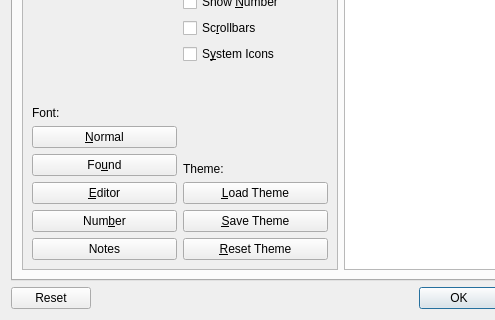
hluk/CopyQ, file src/ui/configurationmanager.ui: the form before one commit; both pictures show x 0 to 495 and y 252 to 572 of the 682 by 572 pixel window.
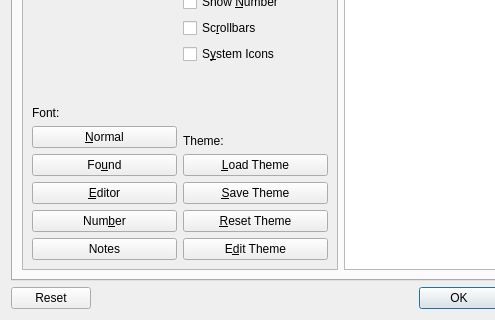
The form after the commit. The open tabs and pages were chosen to show the change. Icons and pictures are not drawn. Custom widgets are drawn as their Qt base class.

Commit message: Edit theme file in external editor

The edit to the form file:
```diff
--- a/src/ui/configurationmanager.ui
+++ b/src/ui/configurationmanager.ui
@@ -1454,6 +1454,16 @@
                  </property>
                 </widget>
                </item>
+               <item>
+                <widget class="QPushButton" name="pushButtonEditTheme">
+                 <property name="toolTip">
+                  <string>Edit current theme in external editor</string>
+                 </property>
+                 <property name="text">
+                  <string>E&amp;dit Theme</string>
+                 </property>
+                </widget>
+               </item>
               </layout>
              </item>
             </layout>
```
Left out of the diff: 3 changed lines with no effect on the pictures. The commit also changes 3 other files.
